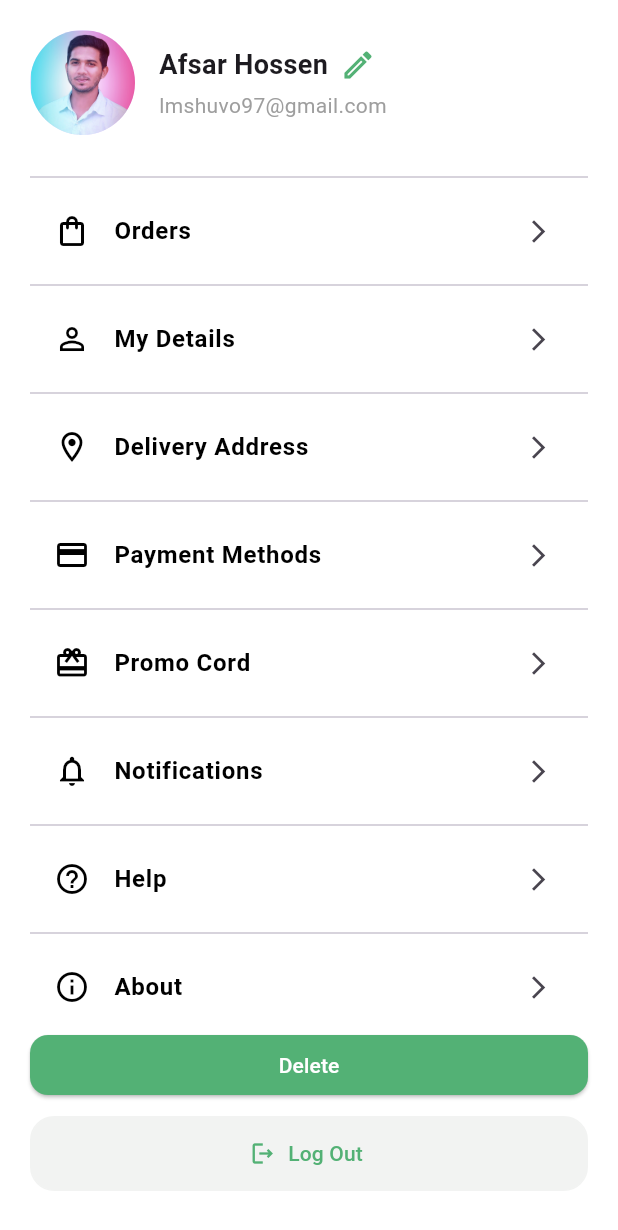
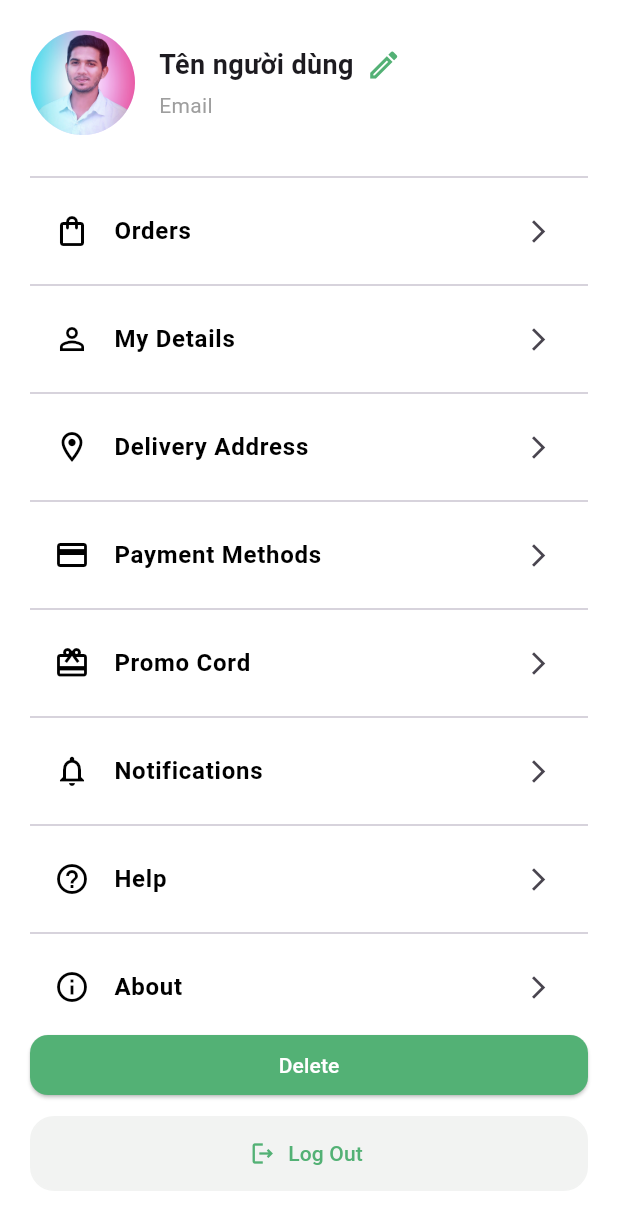
Before and after one commit to ChauKnockUI/Online-Groceries-App, a Flutter app: the AccountPage screen opened by its route, after a tap on "Delete", on a phone screen of 412 x 824 dp. Shown: the top 1230 px of the screen. Run offline on Flutter 3.47's test engine with Material 3 defaults, Android fonts, the phone set to English and light mode, and no system bars; our stand-ins replace dio, flutter_bloc, shared_preferences; accounts and stored records are empty; network calls fail.

Commit message:
refactor/profile/call-api

```diff
--- /dev/null
+++ b/lib/blocs/profile/profile_cubit.dart
@@ -0,0 +1,55 @@
+import 'package:dio/dio.dart';
+import 'package:flutter_bloc/flutter_bloc.dart';
+import 'profile_state.dart';
+import 'package:training_project/storage/storage.dart';
+import 'dart:convert';
+
+class ProfileCubit extends Cubit<ProfileState> {
+  ProfileCubit() : super(ProfileState());
+  final Dio dio = Dio();
+  Future<void> fetchProfile() async {
+    emit(state.copyWith(isLoading: true, error: null));
+    try {
+      final accessToken = await Storage().getAccessToken();
+      print('Access Token get profileeeee: $accessToken');
+      final response = await dio.get(
+        'https://us-central1-skin-scanner-3c419.cloudfunctions.net/api/user-service/me',
+        options: Options(headers: {'Authorization': 'Bearer $accessToken'}),
+      );
+      if (response.statusCode == 200) {
+        final data = response.data;
+        print('lay thong tin thanh cong: $data');
+        final userInfo = data['data']['userInfo'];
+        emit(
+          state.copyWith(
+            name: userInfo['displayName'],
+            email: userInfo['email'],
+            isLoading: false,
+          ),
+        );
+      } else {
+        emit(state.copyWith(isLoading: false, error: 'Lỗi lấy thông tin'));
+      }
+    } catch (e) {
+      emit(state.copyWith(isLoading: false, error: e.toString()));
+    }
+  }
+
+  Future<void> deleteAccount() async {
+    emit(state.copyWith(isLoading: true, error: null));
+    try {
+      final accessToken = await Storage().getAccessToken();
+      final response = await dio.get(
+        'https://us-central1-skin-scanner-3c419.cloudfunctions.net/api/scan-service/moles',
+        options: Options(headers: {'Authorization': 'Bearer $accessToken'}),
+      );
+      if (response.statusCode == 200) {
+        emit(ProfileState());
+      } else {
+        emit(state.copyWith(isLoading: false, error: 'Xoá tài khoản thất bại'));
+      }
+    } catch (e) {
+      emit(state.copyWith(isLoading: false, error: e.toString()));
+    }
+  }
+}
--- /dev/null
+++ b/lib/blocs/profile/profile_state.dart
@@ -0,0 +1,27 @@
+class ProfileState {
+  final String? name;
+  final String? email;
+  final bool isLoading;
+  final String? error;
+
+  ProfileState({
+    this.name,
+    this.email,
+    this.isLoading = false,
+    this.error,
+  });
+
+  ProfileState copyWith({
+    String? name,
+    String? email,
+    bool? isLoading,
+    String? error,
+  }) {
+    return ProfileState(
+      name: name ?? this.name,
+      email: email ?? this.email,
+      isLoading: isLoading ?? this.isLoading,
+      error: error,
+    );
+  }
+}
--- a/lib/pages/accountPage.dart
+++ b/lib/pages/accountPage.dart
@@ -1,4 +1,7 @@
 import 'package:flutter/material.dart';
+import 'package:flutter_bloc/flutter_bloc.dart';
+import 'package:training_project/blocs/profile/profile_cubit.dart';
+import 'package:training_project/blocs/profile/profile_state.dart';
 import 'package:training_project/routers/app_routes.dart';
 import 'package:training_project/utils/globalFormat.dart';
 
@@ -7,6 +10,7 @@ class AccountPage extends StatelessWidget {
   void logoutButtonHandler(BuildContext context) {
     Navigator.pushNamed(context, AppRoutes.login);
   }
+
   Widget buildListTile(IconData icon, String title, {VoidCallback? onTap}) {
     return ListTile(
       leading: Icon(icon, color: Colors.black, size: 24),
@@ -24,6 +28,10 @@ class AccountPage extends StatelessWidget {
 
   @override
   Widget build(BuildContext context) {
+    return BlocProvider(
+      create: (_) => ProfileCubit()..fetchProfile(),
+      child: BlocBuilder<ProfileCubit, ProfileState>(
+        builder: (context, state) {
           return Scaffold(
             backgroundColor: Colors.white,
             body: SafeArea(
@@ -44,24 +52,24 @@ class AccountPage extends StatelessWidget {
                         Expanded(
                           child: Column(
                             crossAxisAlignment: CrossAxisAlignment.start,
-                      children: const [
+                            children: [
                               Row(
                                 children: [
                                   Text(
-                              "Afsar Hossen",
-                              style: TextStyle(
+                                    state.name ?? "Tên người dùng",
+                                    style: const TextStyle(
                                       fontWeight: FontWeight.bold,
                                       fontSize: 18,
                                     ),
                                   ),
-                            SizedBox(width: 8),
-                            Icon(Icons.edit_outlined, color: primaryColor),
+                                  const SizedBox(width: 8),
+                                  const Icon(Icons.edit_outlined, color: primaryColor),
                                 ],
                               ),
-                        SizedBox(height: 4),
+                              const SizedBox(height: 4),
                               Text(
-                          "lmshuvo97@gmail.com",
-                          style: TextStyle(color: Colors.grey),
+                                state.email ?? "Email",
+                                style: const TextStyle(color: Colors.grey),
                               ),
                             ],
                           ),
@@ -76,7 +84,10 @@ class AccountPage extends StatelessWidget {
                     const Divider(),
                     buildListTile(Icons.person_outline, "My Details"),
                     const Divider(),
-              buildListTile(Icons.location_on_outlined, "Delivery Address"),
+                    buildListTile(
+                      Icons.location_on_outlined,
+                      "Delivery Address",
+                    ),
                     const Divider(),
                     buildListTile(Icons.payment, "Payment Methods"),
                     const Divider(),
@@ -100,8 +111,14 @@ class AccountPage extends StatelessWidget {
                             borderRadius: BorderRadius.circular(12),
                           ),
                         ),
-                  onPressed: () {},
-                  child: const Text(
+                        onPressed: state.isLoading
+                            ? null
+                            : () {
+                                context.read<ProfileCubit>().deleteAccount();
+                              },
+                        child: state.isLoading
+                            ? const CircularProgressIndicator()
+                            : const Text(
                                 "Delete",
                                 style: TextStyle(color: Colors.white),
                               ),
@@ -119,8 +136,14 @@ class AccountPage extends StatelessWidget {
                       ),
                       child: TextButton.icon(
                         onPressed: () => logoutButtonHandler(context),
-                  label: Text("Log Out", style: TextStyle(color: primaryColor)),
-                  icon: const Icon(Icons.logout_outlined, color: primaryColor),
+                        label: Text(
+                          "Log Out",
+                          style: TextStyle(color: primaryColor),
+                        ),
+                        icon: const Icon(
+                          Icons.logout_outlined,
+                          color: primaryColor,
+                        ),
                       ),
                     ),
                     const SizedBox(height: 10),
@@ -129,6 +152,8 @@ class AccountPage extends StatelessWidget {
               ),
             ),
           );
-
+        },
+      ),
+    );
   }
 }
```
Lines whose indentation alone changed are shown as unchanged.
